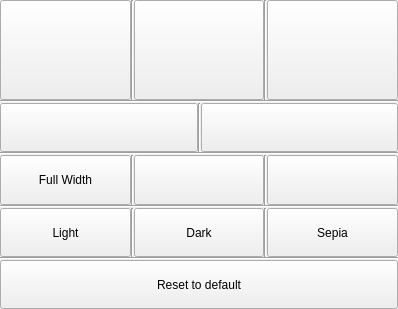
nuttyartist/notes, file src/styleeditorwindow.ui: the form before one commit.
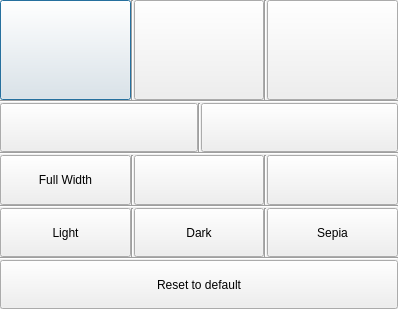
The form after the commit. Custom widgets are drawn as their Qt base class.

Commit message: Fixed window flags of popup windows

```diff
--- a/src/styleeditorwindow.ui
+++ b/src/styleeditorwindow.ui
@@ -1,7 +1,7 @@
 <?xml version="1.0" encoding="UTF-8"?>
 <ui version="4.0">
  <class>StyleEditorWindow</class>
- <widget class="QWidget" name="StyleEditorWindow">
+ <widget class="QDialog" name="StyleEditorWindow">
   <property name="geometry">
    <rect>
     <x>0</x>
```
The commit also changes 8 other files.
